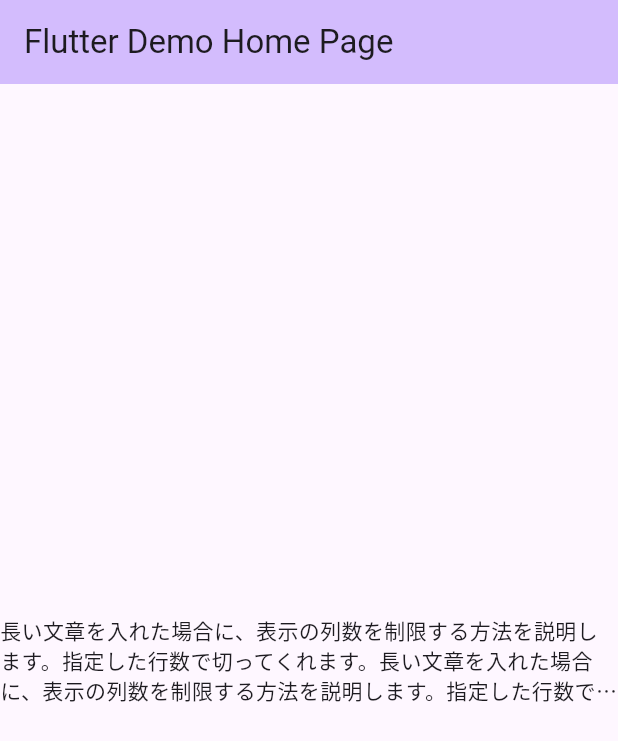
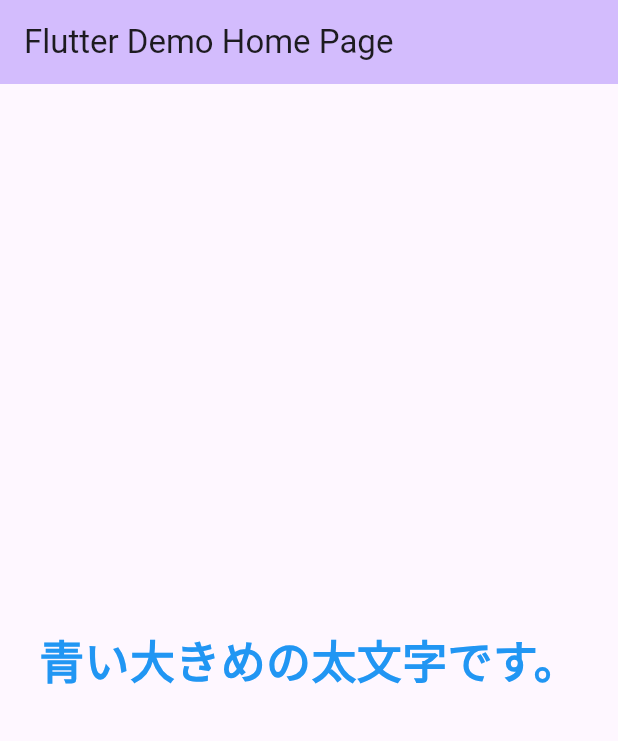
Before and after one commit to Hira0523/chapter03_beginner, a Flutter app: the screen it shows after launch, on a phone screen of 412 x 824 dp. Shown: the top 741 px of the screen. Run offline on Flutter 3.47's test engine with Material 3 defaults, Android fonts, the phone set to English and light mode, and no system bars.

Commit message:
TextStyleオブジェクト実装

```diff
--- a/lib/main.dart
+++ b/lib/main.dart
@@ -40,9 +40,12 @@ class _MyHomePageState extends State<MyHomePage> {
       ),
       body: const Center(
         child: Text(
-          '長い文章を入れた場合に、表示の列数を制限する方法を説明します。指定した行数で切ってくれます。長い文章を入れた場合に、表示の列数を制限する方法を説明します。指定した行数で切ってくれます。',
-          maxLines: 3,
-          overflow: TextOverflow.ellipsis,
+          '青い大きめの太文字です。',
+          style: TextStyle(
+            color: Colors.blue,
+            fontSize: 30,
+            fontWeight: FontWeight.bold,
+          ),
         ),
       ),
     );
```
